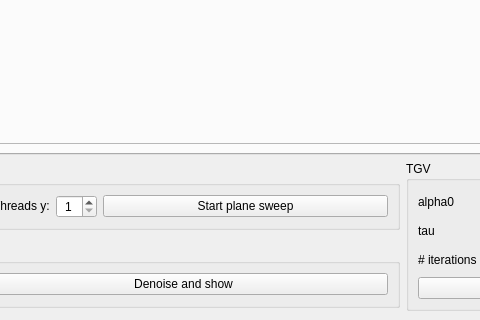
Qt form src/pclviewer.ui (dkavolis/plane-sweep-cuda) before a commit; both pictures show x 322 to 802 and y 564 to 884 of the 1169 by 884 pixel window.
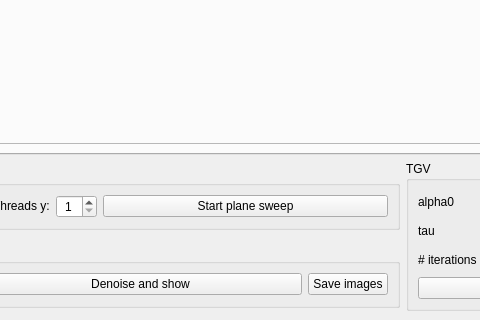
The same form after that commit. Custom widgets are drawn as their Qt base class.

Patch:
```diff
--- a/src/pclviewer.ui
+++ b/src/pclviewer.ui
@@ -762,6 +762,13 @@
          </property>
         </widget>
        </item>
+       <item row="0" column="5">
+        <widget class="QPushButton" name="save">
+         <property name="text">
+          <string>Save images</string>
+         </property>
+        </widget>
+       </item>
       </layout>
      </widget>
     </item>
```
Left out of the diff: 198 changed lines with no effect on the pictures.
